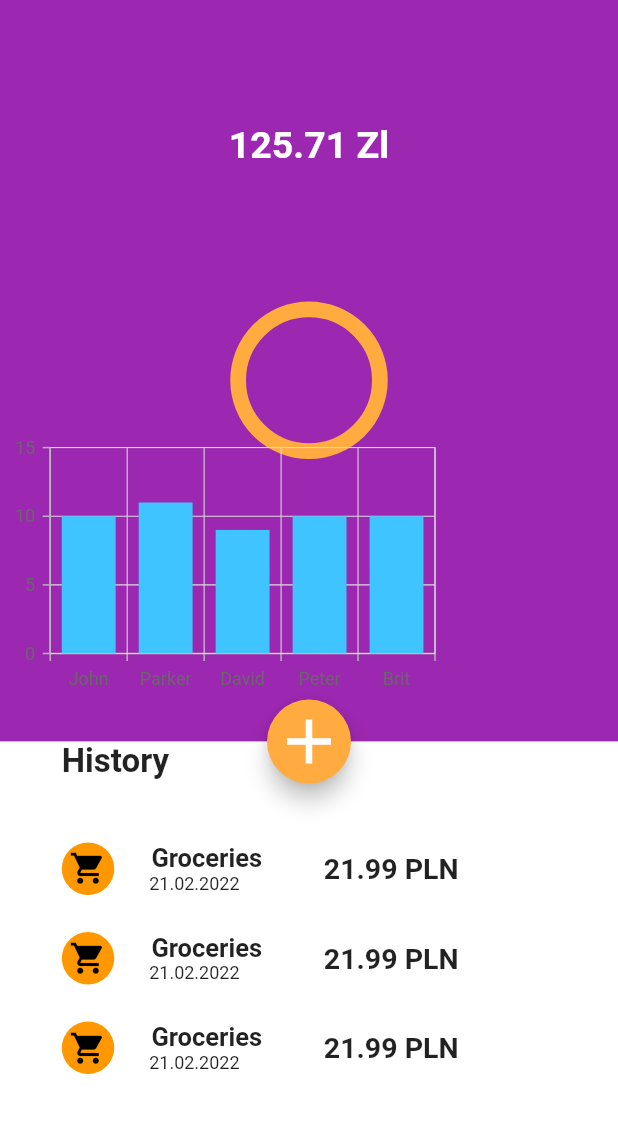
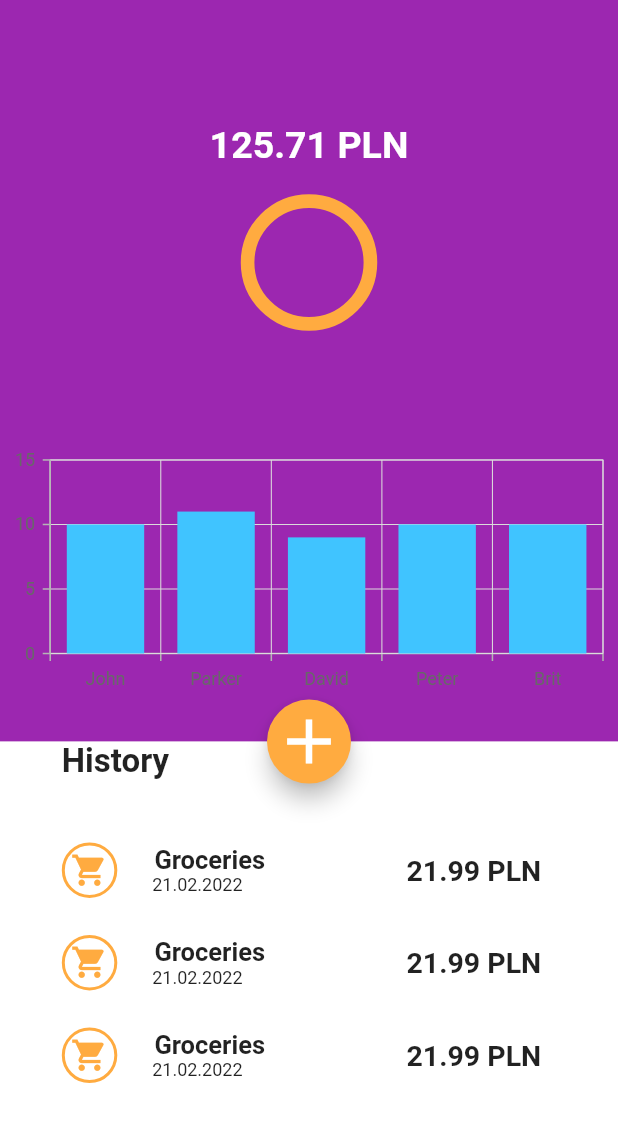
Before and after one commit to kverkholomova/finance_app, a Flutter app: the screen it shows after launch, on a phone screen of 412 x 824 dp. Shown: the top 1122 px of the screen. Run offline on Flutter 3.47's test engine with Material 2 defaults, Android fonts, the phone set to English and light mode, and no system bars; drawn by our look-alikes of syncfusion_flutter_gauges; our stand-ins replace syncfusion_flutter_charts.

Commit message:
Some design updates

```diff
--- a/lib/models/labels.dart
+++ b/lib/models/labels.dart
@@ -5,37 +5,83 @@ class Labels extends StatelessWidget {
   final String date;
   final String price;
   final Icon icon;
-  const Labels({
-    Key? key, required this.name, required this.date, required this.price, required this.icon
-  }) : super(key: key);
+
+  const Labels(
+      {Key? key,
+      required this.name,
+      required this.date,
+      required this.price,
+      required this.icon})
+      : super(key: key);
 
   @override
   Widget build(BuildContext context) {
-    return Row(
+    return Padding(
+      padding: const EdgeInsets.only(
+        // left: 20,
+        right: 10
+      ),
+      child: Row(
+        mainAxisAlignment: MainAxisAlignment.spaceBetween,
+        children: [
+          Row(
             children: [
               Container(
-          width: 35,
-          height: 35,
-          decoration: const BoxDecoration(
-              shape: BoxShape.circle,
-              color: Colors.orange
+                // margin: EdgeInsets.all(20),
+                // padding: EdgeInsets.all(10),
+                decoration: BoxDecoration(
+                    borderRadius: BorderRadius.circular(100),
+                    border: Border.all(width: 2, color: Colors.orangeAccent)),
+                width: 37,
+                height: 37,
+                // decoration: const BoxDecoration(
+                //     shape: BoxShape.circle,
+                //     color: Colors.orange
+                // ),
+                child: Icon(
+                  icon.icon,
+                  color: Colors.orangeAccent,
+                  size: 25,
                 ),
-          child: Icon(icon.icon, color: Colors.black,size: 25,),
               ),
               Column(
-            children:[
+                  mainAxisAlignment: MainAxisAlignment.spaceBetween,
+                  children: [
                     Padding(
-                padding: EdgeInsets.only(left: MediaQuery.of(context).size.height*0.03),
-                child: Text(name, style: const TextStyle(fontWeight: FontWeight.bold, fontSize: 17), textAlign: TextAlign.left,),
+                      padding: EdgeInsets.only(
+                          left: MediaQuery.of(context).size.height * 0.03),
+                      child: Text(
+                        name,
+                        softWrap: true,
+                        style: const TextStyle(
+                            fontWeight: FontWeight.bold, fontSize: 17),
+                        textAlign: TextAlign.left,
+                      ),
                     ),
                     Padding(
-                padding: EdgeInsets.only(left: MediaQuery.of(context).size.height*0.01),
-                child: Text(date, style: const TextStyle(fontSize: 12), textAlign: TextAlign.left,),
+                      padding: EdgeInsets.only(
+                          left: MediaQuery.of(context).size.height * 0.01),
+                      child: Text(
+                        date,
+                        softWrap: true,
+                        style: const TextStyle(fontSize: 12),
+                        textAlign: TextAlign.left,
                       ),
-            ] ),
-        Padding(padding: EdgeInsets.only(left: MediaQuery.of(context).size.height*0.05),
-            child: Text(price, style: const TextStyle(fontWeight: FontWeight.bold, fontSize: 19),textAlign: TextAlign.right,))
+                    ),
+                  ]),
             ],
+          ),
+          Padding(
+              padding: EdgeInsets.only(
+                  right: MediaQuery.of(context).size.height * 0.05),
+              child: Text(
+                price,
+                softWrap: true,
+                style: const TextStyle(fontWeight: FontWeight.bold, fontSize: 19),
+                textAlign: TextAlign.right,
+              ))
+        ],
+      ),
     );
   }
 }
--- a/lib/models/radial_gauge.dart
+++ b/lib/models/radial_gauge.dart
@@ -18,7 +18,7 @@ class RadialGauge extends StatelessWidget {
           minimum: 0,
           maximum: 360,
           interval: 10,
-          radiusFactor: 0.30,
+          radiusFactor: 0.26,
           axisLineStyle: const AxisLineStyle(
             thickness: 0.2,
             color: Colors.orangeAccent,
--- a/lib/widgets/bottom_widget.dart
+++ b/lib/widgets/bottom_widget.dart
@@ -10,7 +10,8 @@ class BottomWidget extends StatelessWidget {
   @override
   Widget build(BuildContext context) {
     return Padding(
-      padding: EdgeInsets.only(top: MediaQuery.of(context).size.height * 0.6),
+      padding: EdgeInsets.only(
+          top: MediaQuery.of(context).size.height * 0.6,),
       child: Container(
           height: MediaQuery.of(context).size.height * 0.4,
           color: Colors.white,
--- a/lib/widgets/top_widget.dart
+++ b/lib/widgets/top_widget.dart
@@ -17,15 +17,18 @@ class TopWidget extends StatelessWidget {
         height: MediaQuery.of(context).size.height * 0.6,
         color: Colors.purple,
         child: Stack(
-          alignment: Alignment.center,
+
+          alignment: Alignment.topCenter,
           children: [
             Padding(
               padding: EdgeInsets.only(
-                  top: MediaQuery.of(context).size.height * 0.1),
+                  top: MediaQuery.of(context).size.height * 0.1,
+                  // bottom: MediaQuery.of(context).size.height * 0.01
+              ),
               child: const Align(
                 alignment: Alignment.topCenter,
                 child: Text(
-                  "125.71 Zl",
+                  "125.71 PLN",
                   style: TextStyle(
                       color: Colors.white,
                       fontWeight: FontWeight.bold,
@@ -33,13 +36,14 @@ class TopWidget extends StatelessWidget {
                 ),
               ),
             ),
+            FittedBox(
+                fit: BoxFit.fitHeight,
+                child: RadialGauge()),
+
             Positioned(
-              bottom: MediaQuery.of(context).size.height * 0.08,
-              child: const RadialGauge(),
-            ),
-            Positioned(
-              left: MediaQuery.of(context).size.height * 0.0,
-              top: MediaQuery.of(context).size.height * 0.35,
+              left: MediaQuery.of(context).size.width * 0.0,
+              right: MediaQuery.of(context).size.width * 0.0,
+              top: MediaQuery.of(context).size.height * 0.36,
               bottom: MediaQuery.of(context).size.height * 0.03,
               child: Align(
                 alignment: Alignment.center,
```
Lines whose indentation alone changed are shown as unchanged.
